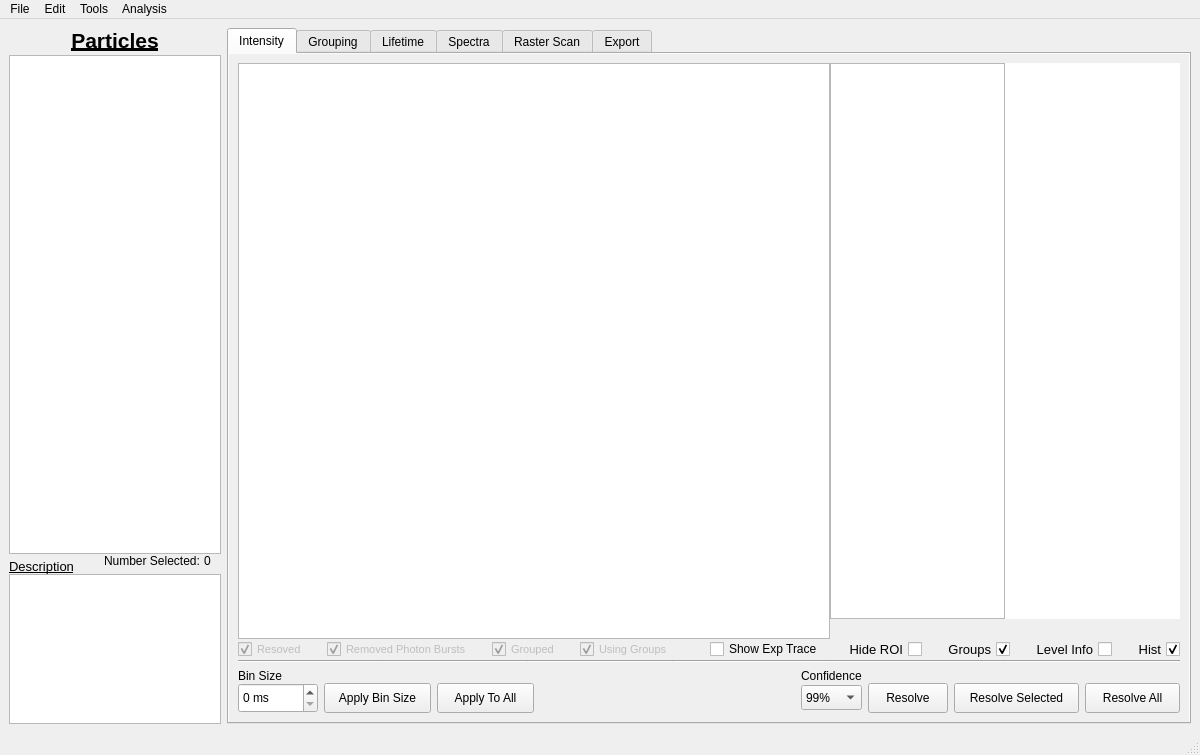
Above: resources/ui/mainwindow.ui from BioPhysicsUP/Full_SMS before the change. Below: the same form after it.
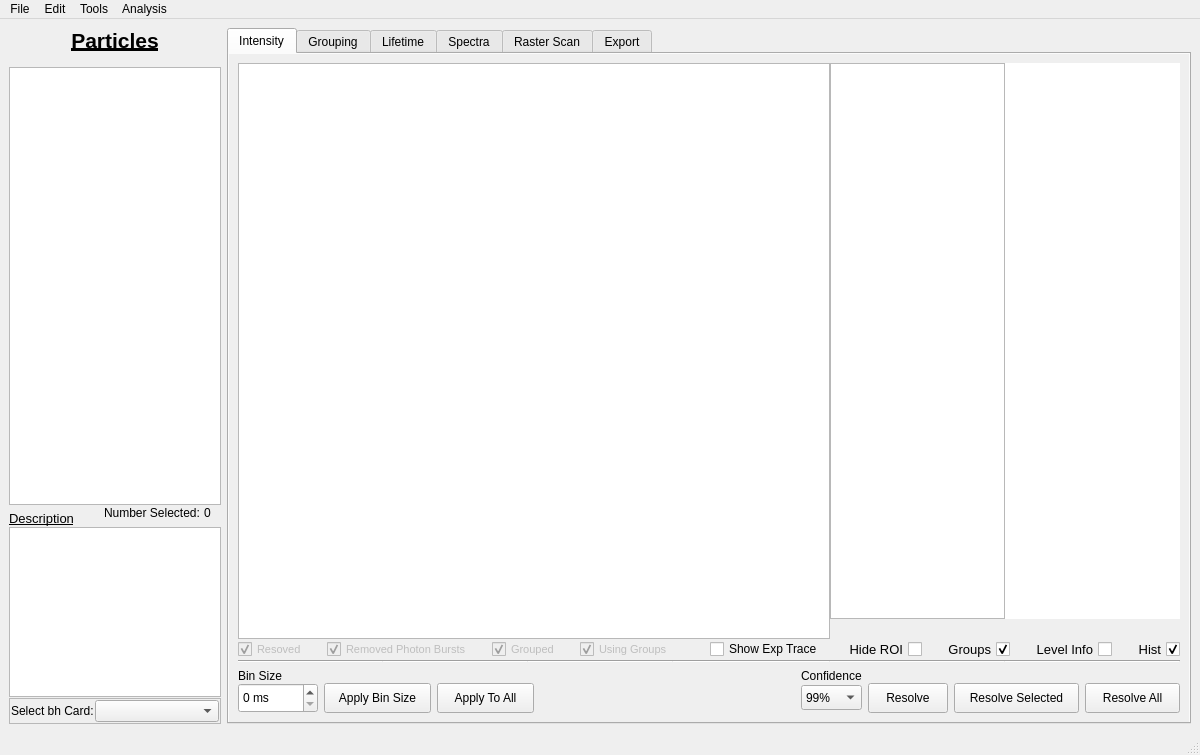
That is the form after the change. Icons and pictures are not drawn. Custom widgets are drawn as their Qt base class.

```diff
--- a/resources/ui/mainwindow.ui
+++ b/resources/ui/mainwindow.ui
@@ -31,7 +31,7 @@
     <item>
      <layout class="QVBoxLayout" name="layTree">
       <property name="spacing">
-       <number>0</number>
+       <number>1</number>
       </property>
       <item>
        <widget class="QLabel" name="lblTree">
@@ -62,7 +62,7 @@
         <property name="sizeHint" stdset="0">
          <size>
           <width>20</width>
-          <height>2</height>
+          <height>13</height>
          </size>
         </property>
        </spacer>
@@ -178,7 +178,7 @@
         <property name="maximumSize">
          <size>
           <width>235</width>
-          <height>150</height>
+          <height>170</height>
          </size>
         </property>
         <property name="font">
@@ -188,6 +188,50 @@
         </property>
        </widget>
       </item>
+      <item>
+       <widget class="QFrame" name="frame_9">
+        <property name="frameShape">
+         <enum>QFrame::StyledPanel</enum>
+        </property>
+        <property name="frameShadow">
+         <enum>QFrame::Raised</enum>
+        </property>
+        <layout class="QHBoxLayout" name="horizontalLayout_2">
+         <property name="spacing">
+          <number>1</number>
+         </property>
+         <property name="leftMargin">
+          <number>1</number>
+         </property>
+         <property name="topMargin">
+          <number>1</number>
+         </property>
+         <property name="rightMargin">
+          <number>1</number>
+         </property>
+         <property name="bottomMargin">
+          <number>1</number>
+         </property>
+         <item>
+          <widget class="QLabel" name="label_6">
+           <property name="text">
+            <string>Select bh Card:</string>
+           </property>
+          </widget>
+         </item>
+         <item>
+          <widget class="QComboBox" name="comboSelectCard">
+           <property name="sizePolicy">
+            <sizepolicy hsizetype="Expanding" vsizetype="Fixed">
+             <horstretch>0</horstretch>
+             <verstretch>0</verstretch>
+            </sizepolicy>
+           </property>
+          </widget>
+         </item>
+        </layout>
+       </widget>
+      </item>
      </layout>
     </item>
     <item>
```
